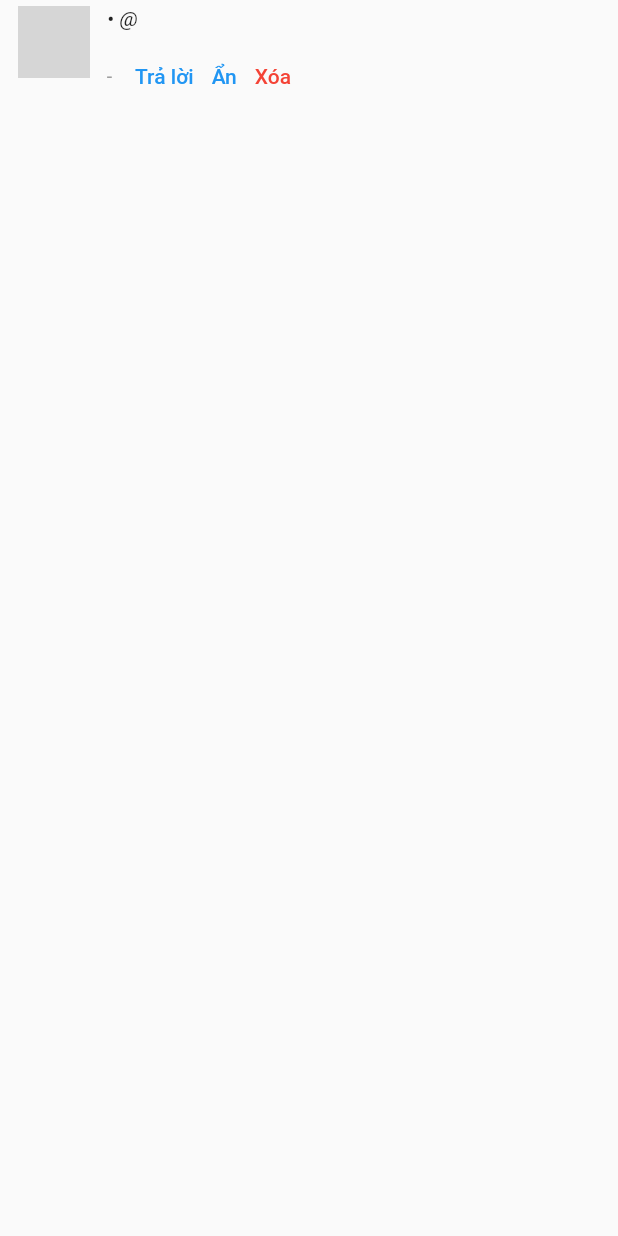
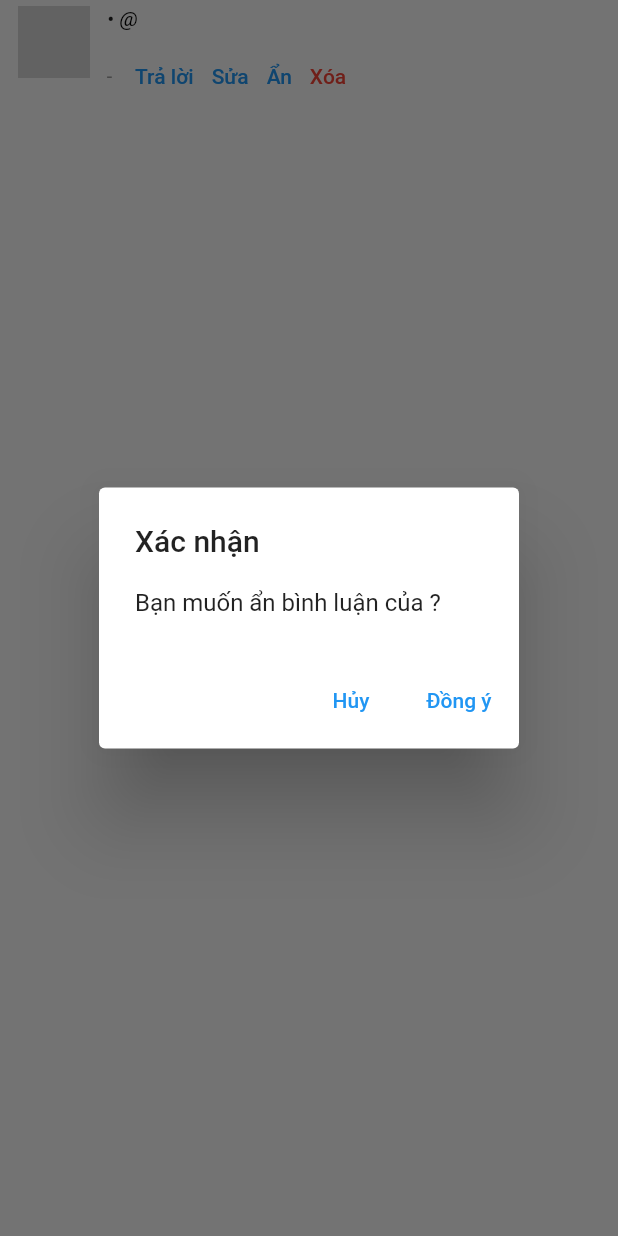
Before and after one commit to VinhVIP/ITNews-App, a Flutter app: the CommentItem widget shown alone on an empty page, opened directly with empty values, after a tap on "Ẩn", on a phone screen of 412 x 824 dp. Run offline on Flutter 3.47's test engine with Material 2 defaults, Android fonts, the phone set to English and light mode, and no system bars; drawn by our look-alikes of expandable; our stand-ins replace badges, bloc, cached_network_image, equatable, flutter_bloc, formz and 4 more; missing offline and left inert: avatar_view, markdown_widget, scroll_navigation; accounts and stored records are empty; network calls fail; grey boxes are pictures that could not be loaded.

Commit message:
comment - show/hide action

```diff
--- a/lib/core/utils/utils.dart
+++ b/lib/core/utils/utils.dart
@@ -1,6 +1,9 @@
 import 'package:intl/intl.dart';
+import 'package:it_news/data/models/user.dart';
 
 class Utils {
+  static User user = User.empty;
+
   static int compareDatetime(String s1, String s2) {
     DateFormat dateFormat = DateFormat("dd/MM/yyyy-HH:mm");
     DateTime dt1 = dateFormat.parse(s1);
--- a/lib/data/models/comment.dart
+++ b/lib/data/models/comment.dart
@@ -3,6 +3,9 @@ import 'dart:convert';
 import 'package:equatable/equatable.dart';
 
 class Comment extends Equatable {
+  static const int SHOW = 0;
+  static const int HIDE = 1;
+
   final int idComment;
   final String content;
   final int idCommentParent;
@@ -15,6 +18,10 @@ class Comment extends Equatable {
   final String day;
   final String time;
   List<Comment> replies = [];
+
+  bool isShow() {
+    return status == SHOW;
+  }
 
   Comment({
     this.idComment = 0,
--- a/lib/data/models/user.dart
+++ b/lib/data/models/user.dart
@@ -4,6 +4,11 @@ import 'package:equatable/equatable.dart';
 
 class User extends Equatable {
   static const empty = User();
+
+  static const int ROLE_ADMIN = 1;
+  static const int ROLE_MODERATOR = 2;
+  static const int ROLE_USER = 3;
+
   final int idAccount;
   final int idRole;
   final String role;
--- a/lib/data/repositories/account_repository.dart
+++ b/lib/data/repositories/account_repository.dart
@@ -3,6 +3,7 @@ import 'dart:convert';
 
 import 'package:http/http.dart' as http;
 import 'package:it_news/core/constants/strings.dart';
+import 'package:it_news/core/utils/utils.dart';
 import 'package:it_news/data/models/user.dart';
 import 'package:it_news/data/store/shared_preferences.dart';
 
@@ -90,6 +91,7 @@ class AccountRepository {
       final body = json.decode(response.body);
       User user = User.fromMap(body['data']);
       print(user);
+      Utils.user = user;
       return user;
     }
   }
--- a/lib/logic/comment/bloc/comment_event.dart
+++ b/lib/logic/comment/bloc/comment_event.dart
@@ -31,3 +31,18 @@ class CommentReplied extends CommentEvent {
   @override
   List<Object> get props => [idParentComment, realNameAccountParent];
 }
+
+class CommentStatusChanged extends CommentEvent {
+  final int idPost;
+  final int idComment;
+  final int commentStatus;
+
+  const CommentStatusChanged({
+    required this.idComment,
+    required this.idPost,
+    required this.commentStatus,
+  });
+
+  @override
+  List<Object> get props => [idComment, idPost, commentStatus];
+}
--- a/lib/presentation/screens/comment/comment_item.dart
+++ b/lib/presentation/screens/comment/comment_item.dart
@@ -2,12 +2,16 @@ import 'package:avatar_view/avatar_view.dart';
 import 'package:expandable/expandable.dart';
 import 'package:flutter/material.dart';
 import 'package:flutter_bloc/flutter_bloc.dart';
+import 'package:it_news/core/utils/utils.dart';
 import 'package:it_news/data/models/comment.dart';
+import 'package:it_news/data/models/user.dart';
 import 'package:it_news/logic/comment/bloc/comment_bloc.dart';
 
 class CommentItem extends StatelessWidget {
-  const CommentItem({Key? key, required this.comment}) : super(key: key);
+  const CommentItem({Key? key, required this.comment, required this.idPost})
+      : super(key: key);
   final Comment comment;
+  final int idPost;
 
   @override
   Widget build(BuildContext context) {
@@ -16,7 +20,10 @@ class CommentItem extends StatelessWidget {
         mainAxisSize: MainAxisSize.min,
         children: [
           // Comment cha
-          CommentListItem(comment: comment),
+          CommentListItem(
+            comment: comment,
+            idPost: idPost,
+          ),
           // Danh sách các phản hồi của bình luận cha
           comment.replies.isNotEmpty
               ? ScrollOnExpand(
@@ -61,7 +68,10 @@ class CommentItem extends StatelessWidget {
       list.add(
         Container(
           padding: const EdgeInsets.only(left: 40),
-          child: CommentListItem(comment: cmt),
+          child: CommentListItem(
+            comment: cmt,
+            idPost: idPost,
+          ),
         ),
       );
     }
@@ -70,8 +80,10 @@ class CommentItem extends StatelessWidget {
 }
 
 class CommentListItem extends StatelessWidget {
-  const CommentListItem({Key? key, required this.comment}) : super(key: key);
+  const CommentListItem({Key? key, required this.comment, required this.idPost})
+      : super(key: key);
   final Comment comment;
+  final int idPost;
 
   // Kiểm tra `comment` có phải là comment cha hay không?
   bool isParent() {
@@ -94,7 +106,7 @@ class CommentListItem extends StatelessWidget {
               children: [
                 author(),
                 const SizedBox(height: 3),
-                Text(comment.content.trim()),
+                commentContent(),
                 Row(
                   mainAxisAlignment: MainAxisAlignment.start,
                   children: [
@@ -109,6 +121,34 @@ class CommentListItem extends StatelessWidget {
         ],
       ),
     );
+  }
+
+  Widget commentContent() {
+    if (comment.isShow()) {
+      return Text(
+        comment.content.trim(),
+        style: const TextStyle(
+          color: Colors.black,
+        ),
+      );
+    } else {
+      if (Utils.user.idRole == User.ROLE_USER) {
+        return Text(
+          "Nội dung bình luận đã bị ẩn!",
+          style: TextStyle(
+            color: Colors.grey.shade400,
+            fontStyle: FontStyle.italic,
+          ),
+        );
+      } else {
+        return Text(
+          comment.content.trim(),
+          style: TextStyle(
+            color: Colors.grey.shade200,
+          ),
+        );
+      }
+    }
   }
 
   Widget avatar() {
@@ -137,13 +177,18 @@ class CommentListItem extends StatelessWidget {
       children: [
         Text(
           comment.realName,
-          style:
-              const TextStyle(color: Colors.green, fontWeight: FontWeight.w500),
+          style: const TextStyle(
+            color: Colors.green,
+            fontWeight: FontWeight.w500,
+          ),
         ),
         const Text(" • "),
         Text(
           "@${comment.accountName}",
-          style: const TextStyle(fontStyle: FontStyle.italic),
+          style: const TextStyle(
+            color: Colors.black,
+            fontStyle: FontStyle.italic,
+          ),
         ),
       ],
     );
@@ -162,7 +207,7 @@ class CommentListItem extends StatelessWidget {
   List<Widget> actions(context) {
     List<Widget> widgets = [];
 
-    if (isParent()) {
+    if (isParent() && comment.isShow()) {
       widgets.add(
         _CommentsActionButton(
           child: const Text('Trả lời'),
@@ -178,13 +223,36 @@ class CommentListItem extends StatelessWidget {
       );
     }
 
+    if (Utils.user.idAccount == comment.idAccount && comment.isShow()) {
+      widgets.add(
+        _CommentsActionButton(
+          child: const Text('Sửa'),
+          onPressed: () {},
+        ),
+      );
+    }
+
+    if (Utils.user.idRole == User.ROLE_ADMIN ||
+        Utils.user.idRole == User.ROLE_MODERATOR) {
+      if (comment.isShow()) {
         widgets.add(
           _CommentsActionButton(
             child: const Text('Ẩn'),
-        onPressed: () {},
+            onPressed: () => showDialogHideComment(context),
           ),
         );
+      } else {
+        widgets.add(
+          _CommentsActionButton(
+            child: const Text('Hiện'),
+            onPressed: () => showDialogShowComment(context),
+          ),
+        );
+      }
+    }
 
+    if (Utils.user.idRole == User.ROLE_ADMIN ||
+        Utils.user.idAccount == comment.idAccount) {
       widgets.add(
         _CommentsActionButton(
           child: const Text(
@@ -194,8 +262,61 @@ class CommentListItem extends StatelessWidget {
           onPressed: () {},
         ),
       );
+    }
 
     return widgets;
+  }
+
+  void showDialogHideComment(ctx) {
+    showDialog<String>(
+      context: ctx,
+      builder: (BuildContext context) => AlertDialog(
+        title: const Text('Xác nhận'),
+        content: Text('Bạn muốn ẩn bình luận của ${comment.realName}?'),
+        actions: <Widget>[
+          TextButton(
+            onPressed: () => Navigator.pop(context, 'Cancel'),
+            child: const Text('Hủy'),
+          ),
+          TextButton(
+            onPressed: () {
+              BlocProvider.of<CommentBloc>(ctx).add(CommentStatusChanged(
+                  idComment: comment.idComment,
+                  idPost: idPost,
+                  commentStatus: Comment.HIDE));
+              Navigator.pop(context);
+            },
+            child: const Text('Đồng ý'),
+          ),
+        ],
+      ),
+    );
+  }
+
+  void showDialogShowComment(ctx) {
+    showDialog<String>(
+      context: ctx,
+      builder: (BuildContext context) => AlertDialog(
+        title: const Text('Xác nhận'),
+        content: Text('Bạn muốn hiển thị bình luận của ${comment.realName}?'),
+        actions: <Widget>[
+          TextButton(
+            onPressed: () => Navigator.pop(context, 'Cancel'),
+            child: const Text('Hủy'),
+          ),
+          TextButton(
+            onPressed: () {
+              BlocProvider.of<CommentBloc>(ctx).add(CommentStatusChanged(
+                  idComment: comment.idComment,
+                  idPost: idPost,
+                  commentStatus: Comment.SHOW));
+              Navigator.pop(context);
+            },
+            child: const Text('Đồng ý'),
+          ),
+        ],
+      ),
+    );
   }
 }
 
```
Also changed, not shown: lib/data/repositories/post_repository.dart (+10 -0 lines), lib/logic/comment/bloc/comment_bloc.dart (+46 -0 lines), lib/presentation/screens/comment/comment_modal.dart (+6 -2 lines), lib/presentation/screens/comment/comments_page.dart (+4 -4 lines), lib/presentation/screens/home/home_page.dart (+32 -46 lines), lib/presentation/screens/home/profile.dart (added, +22 -0 lines). Lines whose indentation alone changed are shown as unchanged.
